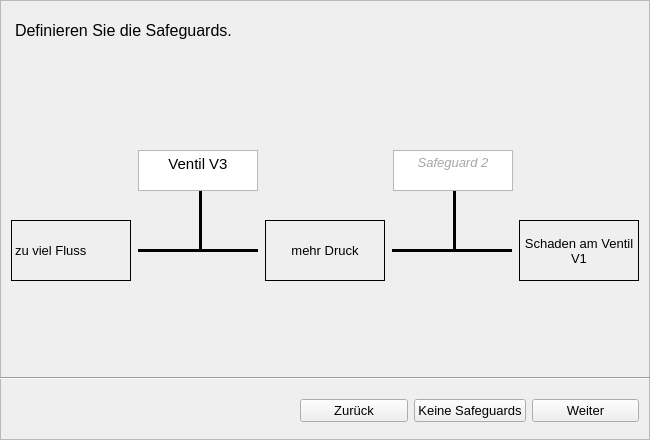
MSPietsch/HMI, file Code/wizard_4.ui: the form before one commit.
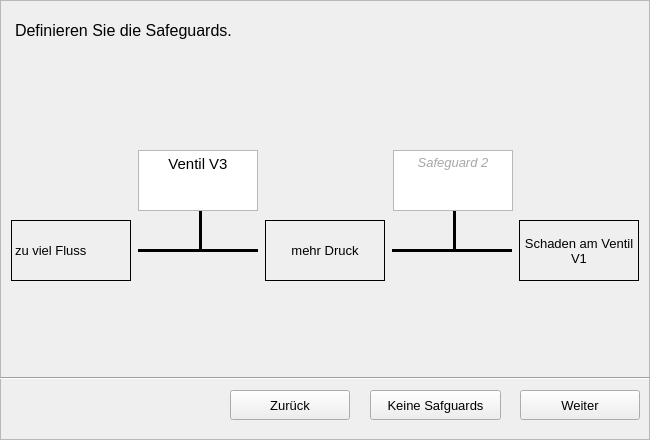
The form after the commit.

```diff
--- a/Code/wizard_4.ui
+++ b/Code/wizard_4.ui
@@ -175,7 +175,7 @@
       <x>10</x>
       <y>150</y>
       <width>631</width>
-      <height>41</height>
+      <height>61</height>
      </rect>
     </property>
     <layout class="QHBoxLayout" name="horizontalLayout_3">
@@ -330,45 +330,6 @@
      <enum>Qt::Horizontal</enum>
     </property>
    </widget>
-   <widget class="QWidget" name="horizontalLayoutWidget">
-    <property name="geometry">
-     <rect>
-      <x>300</x>
-      <y>380</y>
-      <width>339</width>
-      <height>61</height>
-     </rect>
-    </property>
-    <layout class="QHBoxLayout" name="horizontalLayout_2">
-     <item>
-      <widget class="QPushButton" name="zuruckButton">
-       <property name="enabled">
-        <bool>true</bool>
-       </property>
-       <property name="text">
-        <string>Zurück</string>
-       </property>
-       <property name="checkable">
-        <bool>false</bool>
-       </property>
-      </widget>
-     </item>
-     <item>
-      <widget class="QPushButton" name="keineSafeguardsButton">
-       <property name="text">
-        <string>Keine Safeguards</string>
-       </property>
-      </widget>
-     </item>
-     <item>
-      <widget class="QPushButton" name="weiterButton">
-       <property name="text">
-        <string>Weiter</string>
-       </property>
-      </widget>
-     </item>
-    </layout>
-   </widget>
    <widget class="QLabel" name="labelUberschrift">
     <property name="geometry">
      <rect>
@@ -387,6 +348,51 @@
      <string>Definieren Sie die Safeguards.</string>
     </property>
    </widget>
+   <widget class="QPushButton" name="weiterButton">
+    <property name="geometry">
+     <rect>
+      <x>520</x>
+      <y>390</y>
+      <width>120</width>
+      <height>30</height>
+     </rect>
+    </property>
+    <property name="text">
+     <string>Weiter</string>
+    </property>
+   </widget>
+   <widget class="QPushButton" name="zuruckButton">
+    <property name="enabled">
+     <bool>true</bool>
+    </property>
+    <property name="geometry">
+     <rect>
+      <x>230</x>
+      <y>390</y>
+      <width>120</width>
+      <height>30</height>
+     </rect>
+    </property>
+    <property name="text">
+     <string>Zurück</string>
+    </property>
+    <property name="checkable">
+     <bool>false</bool>
+    </property>
+   </widget>
+   <widget class="QPushButton" name="weiterButton_2">
+    <property name="geometry">
+     <rect>
+      <x>370</x>
+      <y>390</y>
+      <width>131</width>
+      <height>30</height>
+     </rect>
+    </property>
+    <property name="text">
+     <string>Keine Safguards</string>
+    </property>
+   </widget>
    <zorder>line_3</zorder>
    <zorder>line_4</zorder>
    <zorder>horizontalLayoutWidget_2</zorder>
```
Left out of the diff: 4 changed lines with no effect on the pictures.
